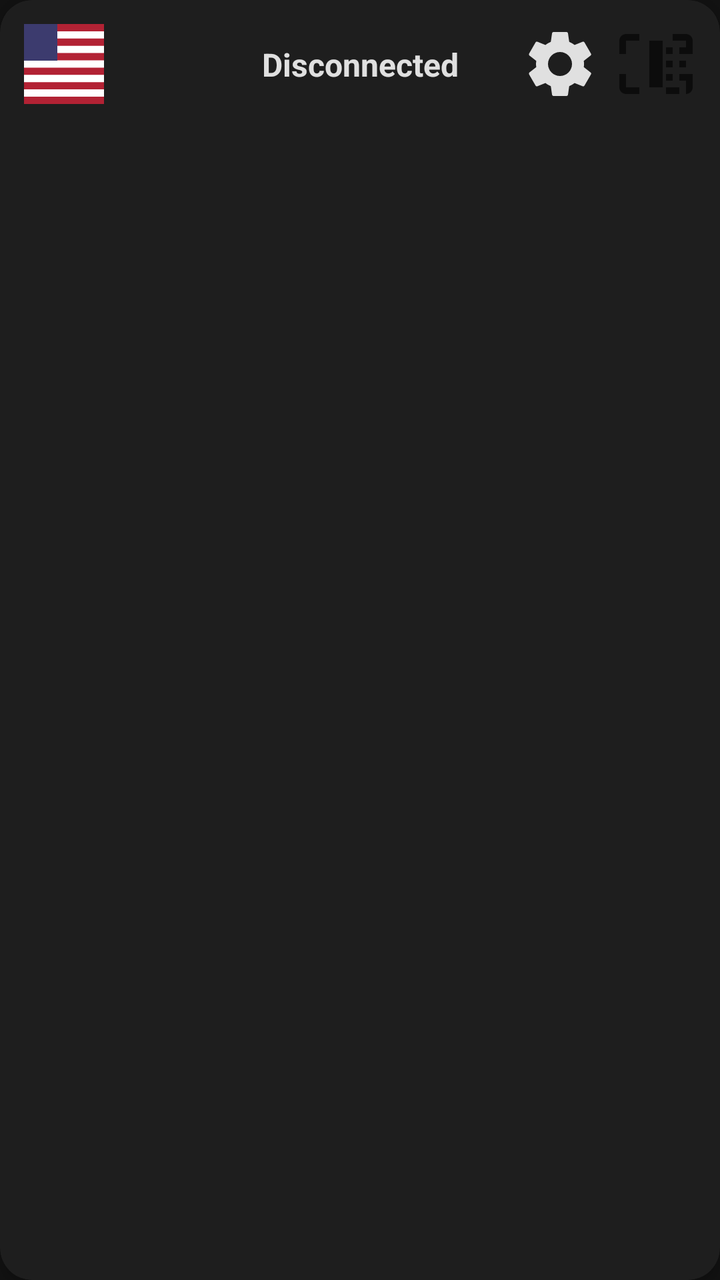
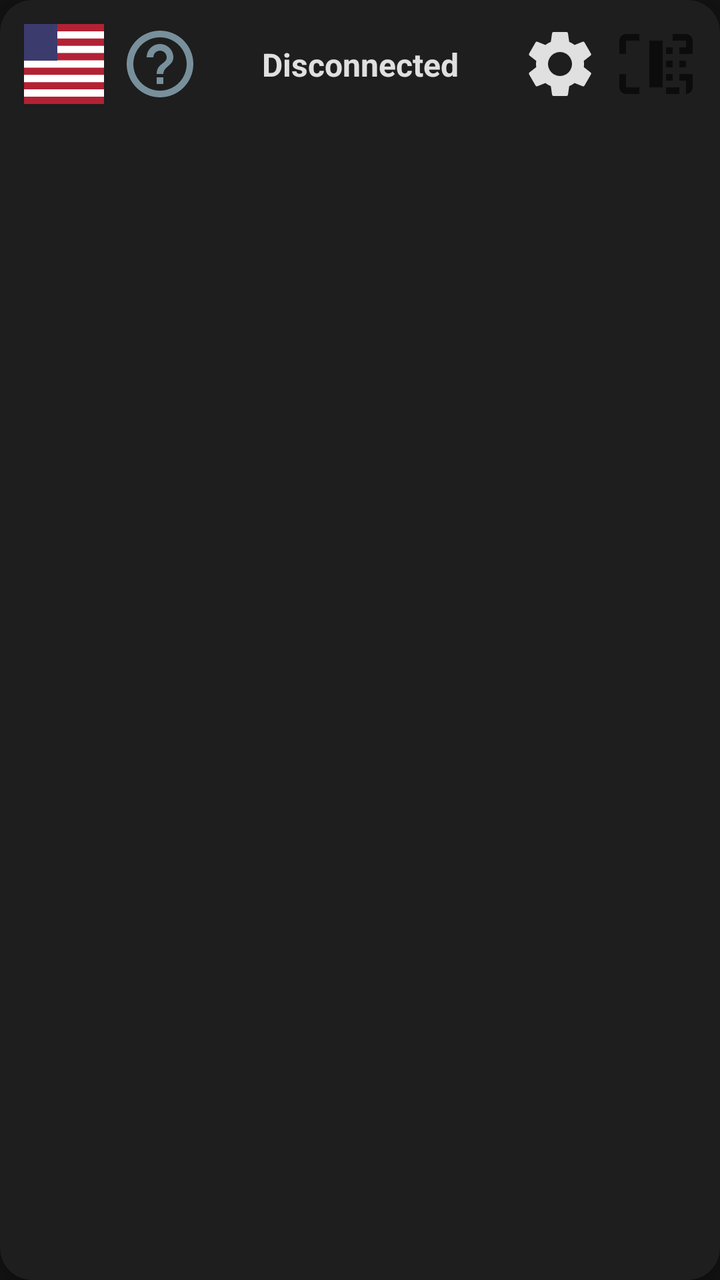

An Android layout rendered at two revisions. The XML below is the earlier revision; the diff shows what the commit changed to produce the second picture.
<!-- AndroidManifest.xml: application theme Theme.ControlCortase -->
<!-- res/layout/layout_header.xml -->
<?xml version="1.0" encoding="utf-8"?>
<androidx.cardview.widget.CardView xmlns:android="http://schemas.android.com/apk/res/android"
    xmlns:app="http://schemas.android.com/apk/res-auto"
    android:id="@+id/cardHeader"
    android:layout_width="match_parent"
    android:layout_height="wrap_content"
    android:layout_marginBottom="16dp"
    app:cardBackgroundColor="@color/colorSurface"
    app:cardCornerRadius="16dp"
    app:cardElevation="4dp">

    <androidx.constraintlayout.widget.ConstraintLayout
        android:layout_width="match_parent"
        android:layout_height="wrap_content"
        android:padding="12dp">

        <ImageButton
            android:id="@+id/headerBtnLanguage"
            android:layout_width="40dp"
            android:layout_height="40dp"
            android:src="@drawable/ic_flag_us"
            android:background="?attr/selectableItemBackgroundBorderless"
            android:scaleType="fitCenter"
            app:layout_constraintStart_toStartOf="parent"
            app:layout_constraintTop_toTopOf="parent"
            app:layout_constraintBottom_toBottomOf="parent"
            android:contentDescription="@string/btn_language" />

        <LinearLayout
            android:id="@+id/headerContainerStatus"
            android:layout_width="wrap_content"
            android:layout_height="wrap_content"
            android:orientation="vertical"
            android:gravity="center"
            android:background="?attr/selectableItemBackground"
            android:padding="4dp"
            app:layout_constraintStart_toEndOf="@id/headerBtnLanguage"
            app:layout_constraintEnd_toStartOf="@id/headerBtnScan"
            app:layout_constraintTop_toTopOf="parent"
            app:layout_constraintBottom_toBottomOf="parent">

            <TextView
                android:id="@+id/headerTvStatus"
                android:layout_width="wrap_content"
                android:layout_height="wrap_content"
                android:text="@string/status_disconnected"
                android:textSize="16sp"
                android:textStyle="bold"
                android:textColor="@color/colorOnSurface" />

            <TextView
                android:id="@+id/headerTvDeviceName"
                android:layout_width="wrap_content"
                android:layout_height="wrap_content"
                android:textSize="12sp"
                android:textColor="@color/colorOnSurface"
                android:alpha="0.8"
                android:visibility="gone" />

            <TextView
                android:id="@+id/headerTvDeviceAddress"
                android:layout_width="wrap_content"
                android:layout_height="wrap_content"
                android:textSize="10sp"
                android:textColor="@color/colorOnSurface"
                android:alpha="0.6"
                android:visibility="gone" />
        </LinearLayout>

        <ImageButton
            android:id="@+id/headerBtnAdmin"
            android:layout_width="40dp"
            android:layout_height="40dp"
            android:src="@drawable/ic_settings"
            android:background="?attr/selectableItemBackgroundBorderless"
            android:scaleType="fitCenter"
            android:layout_marginEnd="8dp"
            app:layout_constraintEnd_toStartOf="@id/headerBtnScan"
            app:layout_constraintTop_toTopOf="parent"
            app:layout_constraintBottom_toBottomOf="parent"
            android:contentDescription="@string/label_admin" />

        <ImageButton
            android:id="@+id/headerBtnScan"
            android:layout_width="40dp"
            android:layout_height="40dp"
            android:src="@drawable/ic_scan"
            android:background="?attr/selectableItemBackgroundBorderless"
            android:scaleType="fitCenter"
            app:layout_constraintEnd_toEndOf="parent"
            app:layout_constraintTop_toTopOf="parent"
            app:layout_constraintBottom_toBottomOf="parent"
            android:contentDescription="@string/btn_scan" />

    </androidx.constraintlayout.widget.ConstraintLayout>
</androidx.cardview.widget.CardView>
<!-- resources referenced by this layout -->
<resources>
  <color name="colorOnSurface">#E0E0E0</color>
  <color name="colorSurface">#1E1E1E</color>
  <!-- drawable ic_flag_us (drawable) -->
  <vector xmlns:android="http://schemas.android.com/apk/res/android"
      android:width="24dp"
      android:height="24dp"
      android:viewportWidth="24"
      android:viewportHeight="24">
      <path
          android:fillColor="#B22234"
          android:pathData="M0,0H24V24H0Z" />
      <path
          android:fillColor="#FFFFFF"
          android:pathData="M0,2.18H24V4.36H0Z M0,6.54H24V8.72H0Z M0,10.9H24V13.08H0Z M0,15.26H24V17.44H0Z M0,19.62H24V21.8H0Z" />
      <path
          android:fillColor="#3C3B6E"
          android:pathData="M0,0H10V11H0Z" />
  </vector>
  <!-- drawable ic_scan (drawable) -->
  <vector xmlns:android="http://schemas.android.com/apk/res/android"
      android:width="24dp"
      android:height="24dp"
      android:viewportWidth="24"
      android:viewportHeight="24"
      android:tint="?attr/colorControlNormal">
    <path
        android:fillColor="@android:color/white"
        android:pathData="M15,21h2v-2h-2v2zM19,21h2v-2h-2v2zM7,3H3c-1.1,0 -2,0.9 -2,2v4h2L3,5h4L7,3zM21,3h-4v2h4v4h2L23,5c0,-1.1 -0.9,-2 -2,-2zM3,21h4v-2L3,19v-4L1,15v4c0,1.1 0.9,2 2,2zM21,19v-4h2v4c0,1.1 -0.9,2 -2,2h-4v-2h4zM10,5h4v14h-4L10,5zM15,17h2v-2h-2v2zM15,13h2v-2h-2v2zM15,9h2L17,7h-2v2zM19,17h2v-2h-2v2zM19,13h2v-2h-2v2zM19,9h2L21,7h-2v2z"/>
  </vector>
  <string name="btn_language">Language / Язык / Idioma</string>
  <string name="btn_scan">Scan Devices</string>
  <string name="label_admin">ADMINISTRATION</string>
  <string name="status_disconnected">Disconnected</string>
  <style name="Theme.ControlCortase" parent="Theme.MaterialComponents.DayNight.NoActionBar">
          
          <item name="colorPrimary">@color/colorPrimary</item>
          <item name="colorPrimaryVariant">@color/colorPrimaryVariant</item>
          <item name="colorOnPrimary">@color/white</item>
          
          
          <item name="colorSecondary">@color/colorSecondary</item>
          <item name="colorSecondaryVariant">@color/colorSecondaryVariant</item>
          <item name="colorOnSecondary">@color/black</item>
          
          
          <item name="android:windowBackground">@color/colorBackground</item>
          <item name="colorSurface">@color/colorSurface</item>
          <item name="colorOnSurface">@color/colorOnSurface</item>
          
          
          <item name="android:statusBarColor">@color/colorBackground</item>
          <item name="android:windowLightStatusBar" tools:targetApi="m">false</item>
          
          
          <item name="colorError">@color/colorError</item>
          <item name="colorOnError">@color/white</item>
      </style>
  <color name="colorPrimary">#4CAF50</color>
  <color name="colorPrimaryVariant">#66BB6A</color>
  <color name="white">#FFFFFFFF</color>
  <color name="colorSecondary">#FF9800</color>
  <color name="colorSecondaryVariant">#FFB74D</color>
  <color name="black">#FF000000</color>
  <color name="colorBackground">#121212</color>
  <color name="colorError">#F44336</color>
  <!-- unchanged entries left out for length: 1 -->
</resources>

<!-- the commit's change to res/layout/layout_header.xml (unified diff, before → after) -->
@@ -25,6 +25,19 @@
             app:layout_constraintTop_toTopOf="parent"
             app:layout_constraintBottom_toBottomOf="parent"
             android:contentDescription="@string/btn_language" />
+
+        <ImageButton
+            android:id="@+id/headerBtnHelp"
+            android:layout_width="40dp"
+            android:layout_height="40dp"
+            android:layout_marginStart="8dp"
+            android:src="@drawable/ic_help"
+            android:background="?attr/selectableItemBackgroundBorderless"
+            android:scaleType="fitCenter"
+            app:layout_constraintStart_toEndOf="@id/headerBtnLanguage"
+            app:layout_constraintTop_toTopOf="parent"
+            app:layout_constraintBottom_toBottomOf="parent"
+            android:contentDescription="@string/btn_help" />
 
         <LinearLayout
             android:id="@+id/headerContainerStatus"
<!-- resource entries referenced after the edit -->
@@ -18,6 +18,16 @@
           android:fillColor="#3C3B6E"
           android:pathData="M0,0H10V11H0Z" />
   </vector>
+  <!-- drawable ic_help (drawable) -->
+  <vector xmlns:android="http://schemas.android.com/apk/res/android"
+      android:width="24dp"
+      android:height="24dp"
+      android:viewportWidth="24"
+      android:viewportHeight="24">
+    <path
+        android:fillColor="#78909c"
+        android:pathData="M11,18h2v-2h-2v2zM12,2A10,10 0,0 0,2 12a10,10 0,0 0,10 10a10,10 0,0 0,10 -10A10,10 0,0 0,12 2zM12,20c-4.41,0 -8,-3.59 -8,-8s3.59,-8 8,-8 8,3.59 8,8 -3.59,8 -8,8zM12,6c-2.21,0 -4,1.79 -4,4h2c0,-1.1 0.9,-2 2,-2s2,0.9 2,2c0,2 -3,1.75 -3,5h2c0,-2.25 3,-2.5 3,-5c0,-2.21 -1.79,-4 -4,-4z"/>
+  </vector>
   <!-- drawable ic_scan (drawable) -->
   <vector xmlns:android="http://schemas.android.com/apk/res/android"
       android:width="24dp"
@@ -29,6 +39,7 @@
         android:fillColor="@android:color/white"
         android:pathData="M15,21h2v-2h-2v2zM19,21h2v-2h-2v2zM7,3H3c-1.1,0 -2,0.9 -2,2v4h2L3,5h4L7,3zM21,3h-4v2h4v4h2L23,5c0,-1.1 -0.9,-2 -2,-2zM3,21h4v-2L3,19v-4L1,15v4c0,1.1 0.9,2 2,2zM21,19v-4h2v4c0,1.1 -0.9,2 -2,2h-4v-2h4zM10,5h4v14h-4L10,5zM15,17h2v-2h-2v2zM15,13h2v-2h-2v2zM15,9h2L17,7h-2v2zM19,17h2v-2h-2v2zM19,13h2v-2h-2v2zM19,9h2L21,7h-2v2z"/>
   </vector>
+  <string name="btn_help">Help (Docs)</string>
   <string name="btn_language">Language / Язык / Idioma</string>
   <string name="btn_scan">Scan Devices</string>
   <string name="label_admin">ADMINISTRATION</string>
